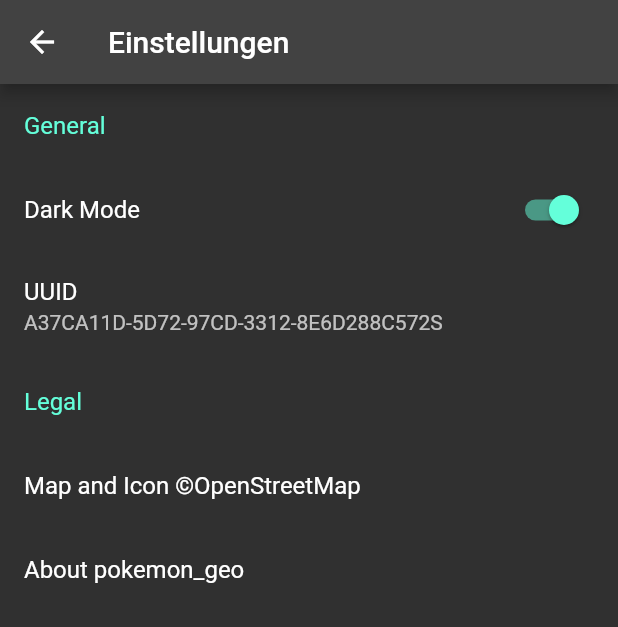
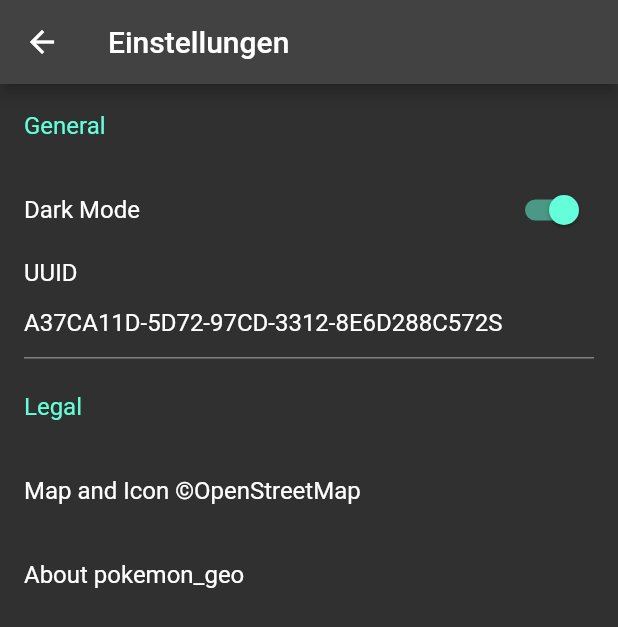
Before and after one commit to Pokemon-Geo/pokemon_geo, a Flutter app: the SettingsPage screen opened by its route, on a phone screen of 412 x 824 dp. Shown: the top 627 px of the screen. Run offline on Flutter 3.47's test engine with Material 2 defaults, Android fonts, the phone set to English and light mode, and no system bars; our stand-ins replace confetti, flutter_map, geolocator, image_picker, latlong2, package_info_plus and 1 more; missing offline and left inert: flutter_map_location_marker, flutter_map_marker_cluster, flutter_map_tile_caching, flutter_rounded_progress_bar; accounts and stored records are empty; network calls fail; statements that could not run were skipped.

Commit message:
change your uuid

```diff
--- a/lib/config.dart
+++ b/lib/config.dart
@@ -6,14 +6,17 @@ class Config {
   static const String darkModeKey = "darkMode";
   static bool darkMode = true;
 
+  static const String uuidKey = "uuid";
   static String uuid = "A37CA11D-5D72-97CD-3312-8E6D288C572S";
 
   static Future<void> load() async {
     _prefs = await SharedPreferences.getInstance();
     darkMode = _prefs.getBool(darkModeKey) ?? true;
+    uuid = _prefs.getString(uuidKey) ?? "A37CA11D-5D72-97CD-3312-8E6D288C572S";
   }
 
   static Future<void> save() async {
     _prefs.setBool(darkModeKey, darkMode);
+    _prefs.setString(uuidKey, uuid);
   }
 }
--- a/lib/pages/settings.dart
+++ b/lib/pages/settings.dart
@@ -12,6 +12,19 @@ class SettingsPage extends StatefulWidget {
 }
 
 class _SettingsPageState extends State<SettingsPage> {
+  late final TextEditingController textEditingController;
+
+  @override
+  void initState() {
+    super.initState();
+    textEditingController = TextEditingController(text: Config.uuid);
+    textEditingController.addListener(() {
+      if (textEditingController.text.isNotEmpty) {
+        Config.uuid = textEditingController.text;
+      }
+    });
+  }
+
   @override
   Widget build(BuildContext context) {
     return Scaffold(
@@ -28,7 +41,9 @@ class _SettingsPageState extends State<SettingsPage> {
         ),
         ListTile(
           title: const Text("UUID"),
-          subtitle: Text(Config.uuid),
+          subtitle: TextField(
+            controller: textEditingController,
+          ),
         ),
         _title("Legal"),
         const ListTile(title: Text("Map and Icon ©OpenStreetMap")),
```
